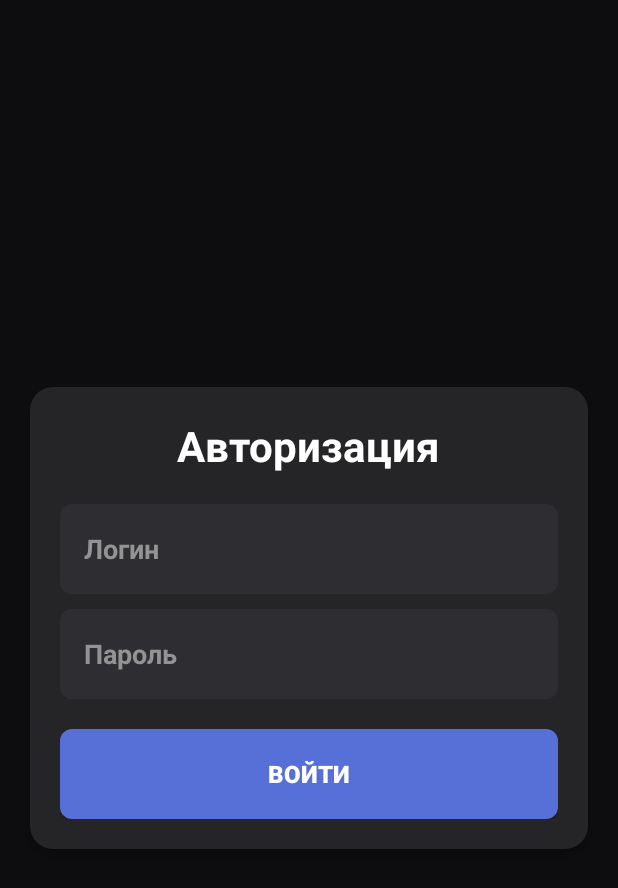
After one commit to webanetStorm/Eljur-Java, an Android app: the AuthActivity screen opened directly, with no data from a screen before it, on a phone screen of 412 x 824 dp. The commit adds this screen. Shown: the top 888 px of the screen. Run offline under Robolectric (Android 15) with nearby library versions, the phone set to English and light mode, and no system bars.

Commit message:
Авторизация и вывод юзеринфо в профиле

```diff
--- a/app/build.gradle.kts
+++ b/app/build.gradle.kts
@@ -35,6 +35,9 @@ android {
 }
 
 dependencies {
+    implementation(libs.appcompat.v161)
+    implementation(libs.gson)
+    implementation(libs.glide)
     implementation(libs.cardview)
     implementation(libs.flexbox)
     implementation(libs.appcompat)
@@ -44,7 +47,9 @@ dependencies {
     implementation(libs.lifecycle.viewmodel.ktx)
     implementation(libs.navigation.fragment)
     implementation(libs.navigation.ui)
+    implementation(libs.firebase.crashlytics.buildtools)
     testImplementation(libs.junit)
     androidTestImplementation(libs.ext.junit)
     androidTestImplementation(libs.espresso.core)
+    annotationProcessor(libs.glide.compiler)
 }
--- a/app/src/main/AndroidManifest.xml
+++ b/app/src/main/AndroidManifest.xml
@@ -21,6 +21,7 @@
                 <category android:name="android.intent.category.LAUNCHER" />
             </intent-filter>
         </activity>
+        <activity android:name=".ui.auth.AuthActivity" />
     </application>
 
 </manifest>
--- a/app/src/main/java/com/example/eljur/db/DatabaseHelper.java
+++ b/app/src/main/java/com/example/eljur/db/DatabaseHelper.java
@@ -18,7 +18,7 @@ public class DatabaseHelper extends SQLiteOpenHelper
 
     private static final String DATABASE_NAME = "eljur.db";
 
-    private static final int DATABASE_VERSION = 17;
+    private static final int DATABASE_VERSION = 18;
 
     private final Context context;
 
@@ -98,6 +98,8 @@ public class DatabaseHelper extends SQLiteOpenHelper
         db.execSQL( "CREATE TABLE homework (" + "id INTEGER PRIMARY KEY AUTOINCREMENT," + "subject_id INTEGER NOT NULL," + "term_id INTEGER NOT NULL," + "due_date TEXT NOT NULL," + "description TEXT," + "FOREIGN KEY(subject_id) REFERENCES subject(id)," + "FOREIGN KEY(term_id) REFERENCES term(id))" );
 
         db.execSQL( "CREATE TABLE holiday (date TEXT PRIMARY KEY)" );
+
+        db.execSQL( "CREATE TABLE user (" + "id INTEGER PRIMARY KEY AUTOINCREMENT, " + "full_name TEXT NOT NULL, " + "gender TEXT NOT NULL, " + "age INTEGER NOT NULL, " + "class_name TEXT NOT NULL, " + "class_teacher TEXT NOT NULL, " + "avatar_url TEXT, " + "is_current INTEGER DEFAULT 0)" );
     }
 
     private void dropTables( SQLiteDatabase db )
@@ -111,6 +113,7 @@ public class DatabaseHelper extends SQLiteOpenHelper
         db.execSQL( "DROP TABLE IF EXISTS teacher" );
         db.execSQL( "DROP TABLE IF EXISTS term" );
         db.execSQL( "DROP TABLE IF EXISTS academic_year" );
+        db.execSQL( "DROP TABLE IF EXISTS user" );
     }
 
 }
--- /dev/null
+++ b/app/src/main/java/com/example/eljur/ui/auth/AuthActivity.java
@@ -0,0 +1,59 @@
+package com.example.eljur.ui.auth;
+
+
+import android.content.Intent;
+import android.os.Bundle;
+import android.widget.Button;
+import android.widget.EditText;
+import android.widget.Toast;
+
+import androidx.appcompat.app.AppCompatActivity;
+
+import com.example.eljur.MainActivity;
+import com.example.eljur.R;
+import com.example.eljur.model.User;
+import com.example.eljur.util.UserManager;
+
+import java.util.List;
+
+
+public class AuthActivity extends AppCompatActivity
+{
+
+    private EditText etLogin, etPassword;
+
+
+    @Override
+    protected void onCreate( Bundle savedInstanceState )
+    {
+        super.onCreate( savedInstanceState );
+        setContentView( R.layout.activity_auth );
+
+        etLogin = findViewById( R.id.etLogin );
+        etPassword = findViewById( R.id.etPassword );
+        Button btnLogin = findViewById( R.id.btnLogin );
+
+        btnLogin.setOnClickListener( v -> attemptLogin() );
+    }
+
+    private void attemptLogin()
+    {
+        String login = etLogin.getText().toString().trim();
+        String password = etPassword.getText().toString().trim();
+
+        List<User> users = UserManager.loadUsers( this );
+        for ( User user : users )
+        {
+            if ( user.login.equals( login ) && user.password.equals( password ) )
+            {
+                UserManager.saveCurrentUser( this, user );
+                startActivity( new Intent( this, MainActivity.class ) );
+                finish();
+                return;
+            }
+        }
+
+        Toast.makeText( this, "Неверный логин или пароль", Toast.LENGTH_SHORT ).show();
+    }
+
+}
--- /dev/null
+++ b/app/src/main/res/drawable/bg_auth_button.xml
@@ -0,0 +1,5 @@
+<shape xmlns:android="http://schemas.android.com/apk/res/android"
+    android:shape="rectangle">
+    <solid android:color="@color/blue" />
+    <corners android:radius="8dp" />
+</shape>
--- /dev/null
+++ b/app/src/main/res/drawable/bg_auth_card.xml
@@ -0,0 +1,6 @@
+<shape xmlns:android="http://schemas.android.com/apk/res/android"
+    android:shape="rectangle">
+
+    <solid android:color="@color/grey_600" />
+    <corners android:radius="15dp" />
+</shape>
--- /dev/null
+++ b/app/src/main/res/drawable/bg_auth_input.xml
@@ -0,0 +1,5 @@
+<shape xmlns:android="http://schemas.android.com/apk/res/android"
+    android:shape="rectangle">
+    <solid android:color="@color/grey_500" />
+    <corners android:radius="8dp" />
+</shape>
--- /dev/null
+++ b/app/src/main/res/layout/activity_auth.xml
@@ -0,0 +1,71 @@
+<?xml version="1.0" encoding="utf-8"?>
+<RelativeLayout xmlns:android="http://schemas.android.com/apk/res/android"
+    android:id="@+id/authRoot"
+    android:layout_width="match_parent"
+    android:layout_height="match_parent"
+    android:background="@color/grey_700">
+
+    <LinearLayout
+        android:id="@+id/authCard"
+        android:layout_width="match_parent"
+        android:layout_height="wrap_content"
+        android:layout_centerInParent="true"
+        android:layout_marginStart="20dp"
+        android:layout_marginEnd="20dp"
+        android:background="@drawable/bg_auth_card"
+        android:elevation="4dp"
+        android:gravity="center"
+        android:orientation="vertical"
+        android:padding="20dp">
+
+        <TextView
+            android:id="@+id/tvTitle"
+            android:layout_width="wrap_content"
+            android:layout_height="wrap_content"
+            android:layout_gravity="center_horizontal"
+            android:layout_marginBottom="20dp"
+            android:text="Авторизация"
+            android:textColor="@color/white"
+            android:textSize="28sp"
+            android:textStyle="bold" />
+
+        <EditText
+            android:id="@+id/etLogin"
+            android:layout_width="match_parent"
+            android:layout_height="60dp"
+            android:layout_marginBottom="10dp"
+            android:background="@drawable/bg_auth_input"
+            android:hint="Логин"
+            android:inputType="text"
+            android:paddingHorizontal="16dp"
+            android:textColor="@color/white"
+            android:textColorHint="@color/grey_300"
+            android:textStyle="bold" />
+
+        <EditText
+            android:id="@+id/etPassword"
+            android:layout_width="match_parent"
+            android:layout_height="60dp"
+            android:layout_marginBottom="20dp"
+            android:background="@drawable/bg_auth_input"
+            android:hint="Пароль"
+            android:inputType="textPassword"
+            android:paddingHorizontal="16dp"
+            android:textColor="@color/white"
+            android:textColorHint="@color/grey_300"
+            android:textStyle="bold" />
+
+        <Button
+            android:id="@+id/btnLogin"
+            android:layout_width="match_parent"
+            android:layout_height="60dp"
+            android:background="@drawable/bg_auth_button"
+            android:backgroundTint="@color/blue"
+            android:fontFamily="sans-serif-medium"
+            android:text="Войти"
+            android:textColor="@color/white"
+            android:textSize="16sp"
+            android:textStyle="bold" />
+
+    </LinearLayout>
+</RelativeLayout>
```
Also changed, not shown: app/src/main/assets/users.json (added, +12 -0 lines), app/src/main/java/com/example/eljur/MainActivity.java (+24 -0 lines), app/src/main/java/com/example/eljur/model/User.java (added, +11 -0 lines), app/src/main/java/com/example/eljur/ui/profile/ProfileFragment.java (+73 -7 lines), app/src/main/java/com/example/eljur/util/UserManager.java (added, +55 -0 lines), app/src/main/res/drawable/avatar_border.xml (added, +8 -0 lines), app/src/main/res/layout/fragment_profile.xml (+90 -16 lines), app/src/main/res/layout/item_profile_row.xml (added, +26 -0 lines), gradle/libs.versions.toml (+9 -0 lines), app/src/main/assets/avatar.png (added), app/src/main/res/drawable/avatar.png (added).
